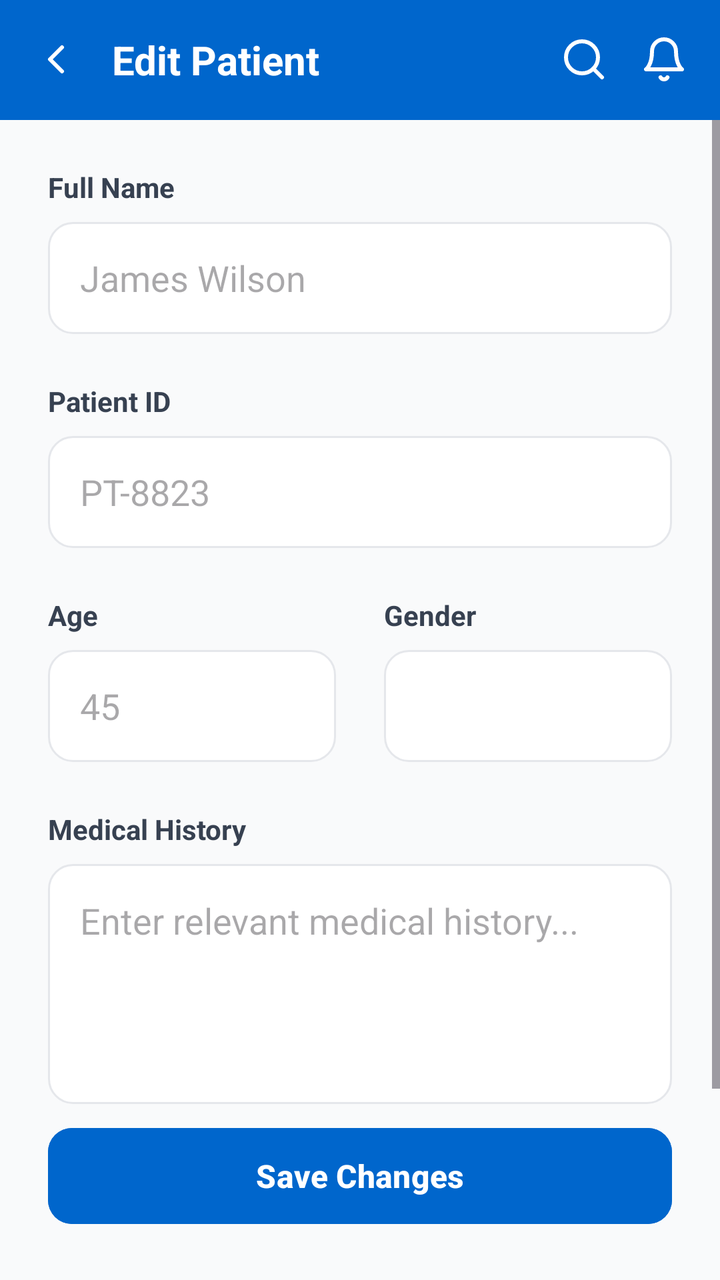
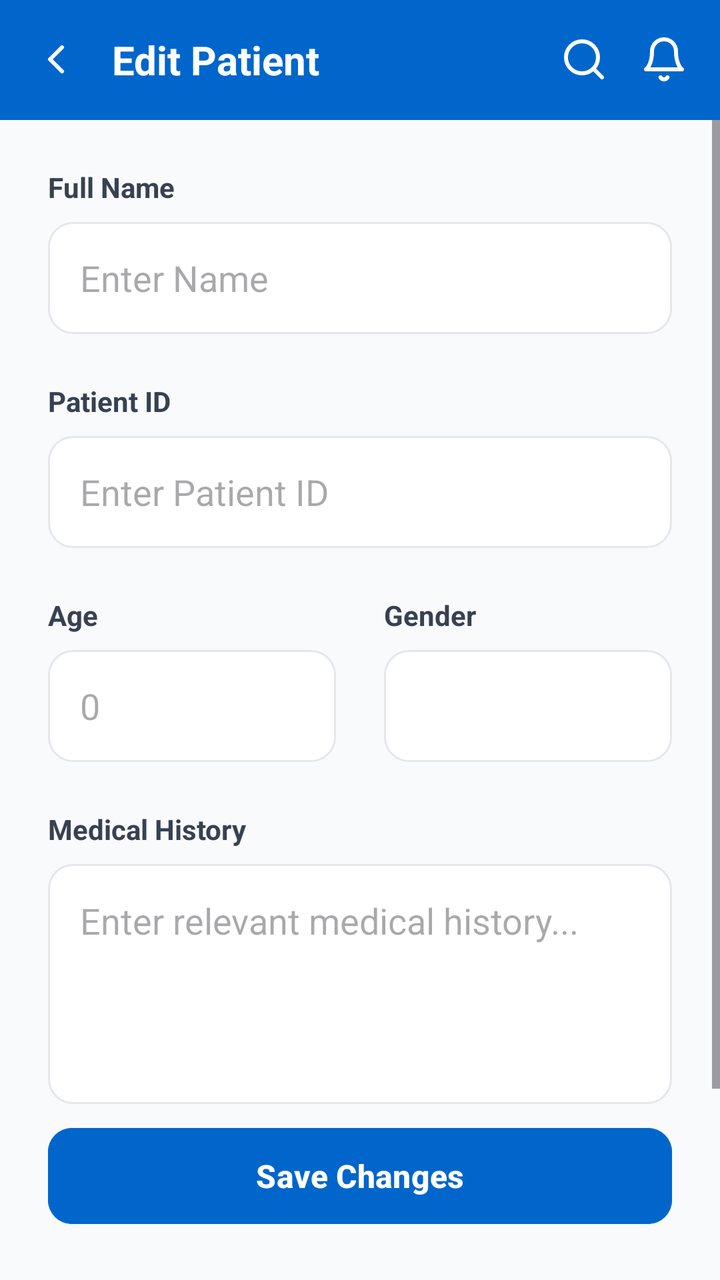

An Android layout rendered at two revisions. The XML below is the earlier revision; the diff shows what the commit changed to produce the second picture.
<!-- AndroidManifest.xml: application theme Theme.Bladder_frontend -->
<!-- res/layout/activity_patient_three.xml -->
<?xml version="1.0" encoding="utf-8"?>
<androidx.constraintlayout.widget.ConstraintLayout xmlns:android="http://schemas.android.com/apk/res/android"
    xmlns:app="http://schemas.android.com/apk/res-auto"
    xmlns:tools="http://schemas.android.com/tools"
    android:layout_width="match_parent"
    android:layout_height="match_parent"
    android:background="#F9FAFB"
    tools:context=".Patient_threeActivity">

    
    <androidx.appcompat.widget.Toolbar
        android:id="@+id/toolbar"
        android:layout_width="match_parent"
        android:layout_height="60dp"
        android:background="#0066CC"
        app:layout_constraintTop_toTopOf="parent">

        <RelativeLayout
            android:layout_width="match_parent"
            android:layout_height="wrap_content"
            android:layout_marginEnd="16dp">

            <ImageView
                android:id="@+id/btn_back"
                android:layout_width="24dp"
                android:layout_height="24dp"
                android:layout_centerVertical="true"
                android:src="@drawable/ic_arrow_back"
                app:tint="#FFFFFF" />

            <TextView
                android:layout_width="wrap_content"
                android:layout_height="wrap_content"
                android:layout_centerVertical="true"
                android:layout_marginStart="16dp"
                android:layout_toEndOf="@id/btn_back"
                android:text="Edit Patient"
                android:textColor="#FFFFFF"
                android:textSize="20sp"
                android:textStyle="bold" />

            <FrameLayout
                android:id="@+id/notification_container"
                android:layout_width="wrap_content"
                android:layout_height="wrap_content"
                android:layout_alignParentEnd="true"
                android:layout_centerVertical="true">

                <ImageView
                    android:id="@+id/notification_icon"
                    android:layout_width="24dp"
                    android:layout_height="24dp"
                    android:src="@drawable/ic_notifications"
                    app:tint="#FFFFFF" />
            </FrameLayout>

            <ImageView
                android:id="@+id/search_icon"
                android:layout_width="24dp"
                android:layout_height="24dp"
                android:layout_centerVertical="true"
                android:layout_marginEnd="16dp"
                android:layout_toStartOf="@+id/notification_container"
                android:src="@drawable/ic_search"
                app:tint="#FFFFFF" />

        </RelativeLayout>
    </androidx.appcompat.widget.Toolbar>

    <ScrollView
        android:layout_width="match_parent"
        android:layout_height="0dp"
        app:layout_constraintBottom_toTopOf="@+id/btn_save"
        app:layout_constraintTop_toBottomOf="@id/toolbar">

        <LinearLayout
            android:layout_width="match_parent"
            android:layout_height="wrap_content"
            android:orientation="vertical"
            android:padding="24dp">

            <TextView
                android:layout_width="wrap_content"
                android:layout_height="wrap_content"
                android:text="Full Name"
                android:textColor="#374151"
                android:textSize="14sp"
                android:textStyle="bold" />

            <EditText
                android:id="@+id/et_name"
                android:layout_width="match_parent"
                android:layout_height="56dp"
                android:layout_marginTop="8dp"
                android:background="@drawable/rounded_white_bg"
                android:hint="James Wilson"
                android:paddingStart="16dp"
                android:paddingEnd="16dp"
                android:textColor="#111827" />

            <TextView
                android:layout_width="wrap_content"
                android:layout_height="wrap_content"
                android:layout_marginTop="24dp"
                android:text="Patient ID"
                android:textColor="#374151"
                android:textSize="14sp"
                android:textStyle="bold" />

            <EditText
                android:id="@+id/et_patient_id"
                android:layout_width="match_parent"
                android:layout_height="56dp"
                android:layout_marginTop="8dp"
                android:background="@drawable/rounded_white_bg"
                android:hint="PT-8823"
                android:paddingStart="16dp"
                android:paddingEnd="16dp"
                android:textColor="#111827" />

            <LinearLayout
                android:layout_width="match_parent"
                android:layout_height="wrap_content"
                android:layout_marginTop="24dp"
                android:orientation="horizontal">

                <LinearLayout
                    android:layout_width="0dp"
                    android:layout_height="wrap_content"
                    android:layout_weight="1"
                    android:layout_marginEnd="12dp"
                    android:orientation="vertical">

                    <TextView
                        android:layout_width="wrap_content"
                        android:layout_height="wrap_content"
                        android:text="Age"
                        android:textColor="#374151"
                        android:textSize="14sp"
                        android:textStyle="bold" />

                    <EditText
                        android:id="@+id/et_age"
                        android:layout_width="match_parent"
                        android:layout_height="56dp"
                        android:layout_marginTop="8dp"
                        android:background="@drawable/rounded_white_bg"
                        android:hint="45"
                        android:inputType="number"
                        android:paddingStart="16dp"
                        android:paddingEnd="16dp"
                        android:textColor="#111827" />
                </LinearLayout>

                <LinearLayout
                    android:layout_width="0dp"
                    android:layout_height="wrap_content"
                    android:layout_weight="1"
                    android:layout_marginStart="12dp"
                    android:orientation="vertical">

                    <TextView
                        android:layout_width="wrap_content"
                        android:layout_height="wrap_content"
                        android:text="Gender"
                        android:textColor="#374151"
                        android:textSize="14sp"
                        android:textStyle="bold" />

                    <Spinner
                        android:id="@+id/spinner_gender"
                        android:layout_width="match_parent"
                        android:layout_height="56dp"
                        android:layout_marginTop="8dp"
                        android:background="@drawable/rounded_white_bg"
                        android:paddingStart="8dp"
                        android:paddingEnd="16dp" />
                </LinearLayout>
            </LinearLayout>

            <TextView
                android:layout_width="wrap_content"
                android:layout_height="wrap_content"
                android:layout_marginTop="24dp"
                android:text="Medical History"
                android:textColor="#374151"
                android:textSize="14sp"
                android:textStyle="bold" />

            <EditText
                android:id="@+id/et_history"
                android:layout_width="match_parent"
                android:layout_height="120dp"
                android:layout_marginTop="8dp"
                android:background="@drawable/rounded_white_bg"
                android:gravity="top"
                android:hint="Enter relevant medical history..."
                android:padding="16dp"
                android:textColor="#111827" />

        </LinearLayout>
    </ScrollView>

    <com.google.android.material.button.MaterialButton
        android:id="@+id/btn_save"
        android:layout_width="match_parent"
        android:layout_height="56dp"
        android:layout_margin="24dp"
        android:backgroundTint="#0066CC"
        android:text="Save Changes"
        android:textAllCaps="false"
        android:textSize="16sp"
        android:textStyle="bold"
        app:cornerRadius="12dp"
        app:layout_constraintBottom_toBottomOf="parent" />

</androidx.constraintlayout.widget.ConstraintLayout>
<!-- resources referenced by this layout -->
<resources>
  <!-- drawable ic_arrow_back (drawable) -->
  <vector xmlns:android="http://schemas.android.com/apk/res/android"
      android:width="24dp"
      android:height="24dp"
      android:viewportWidth="24"
      android:viewportHeight="24">
    <path
        android:pathData="M15,18l-6,-6l6,-6"
        android:strokeLineJoin="round"
        android:strokeWidth="2"
        android:fillColor="#00000000"
        android:strokeColor="#000000"
        android:strokeLineCap="round"/>
  </vector>
  <!-- drawable ic_notifications (drawable) -->
  <vector xmlns:android="http://schemas.android.com/apk/res/android"
      android:width="24dp"
      android:height="24dp"
      android:viewportWidth="24"
      android:viewportHeight="24">
    <path
        android:pathData="M18,8A6,6 0,0 0,6 8c0,7 -3,9 -3,9h18s-3,-2 -3,-9"
        android:strokeLineJoin="round"
        android:strokeWidth="2"
        android:fillColor="#00000000"
        android:strokeColor="@android:color/white"
        android:strokeLineCap="round"/>
    <path
        android:pathData="M13.73,21a2,2 0,0 1,-3.46 0"
        android:strokeLineJoin="round"
        android:strokeWidth="2"
        android:fillColor="#00000000"
        android:strokeColor="@android:color/white"
        android:strokeLineCap="round"/>
  </vector>
  <!-- drawable ic_search (drawable) -->
  <vector xmlns:android="http://schemas.android.com/apk/res/android"
      android:width="24dp"
      android:height="24dp"
      android:viewportWidth="24"
      android:viewportHeight="24">
    <path
        android:pathData="M11,19C15.4183,19 19,15.4183 19,11C19,6.5817 15.4183,3 11,3C6.5817,3 3,6.5817 3,11C3,15.4183 6.5817,19 11,19Z"
        android:strokeLineJoin="round"
        android:strokeWidth="2"
        android:fillColor="#00000000"
        android:strokeColor="@android:color/white"
        android:strokeLineCap="round"/>
    <path
        android:pathData="M21,21L16.65,16.65"
        android:strokeLineJoin="round"
        android:strokeWidth="2"
        android:fillColor="#00000000"
        android:strokeColor="@android:color/white"
        android:strokeLineCap="round"/>
  </vector>
  <!-- drawable rounded_white_bg (drawable) -->
  <?xml version="1.0" encoding="utf-8"?>
  <shape xmlns:android="http://schemas.android.com/apk/res/android">
      <solid android:color="#FFFFFF" />
      <corners android:radius="12dp" />
      <stroke android:width="1dp" android:color="#E5E7EB" />
  </shape>
  <style name="Theme.Bladder_frontend" parent="Base.Theme.Bladder_frontend" />
  <style name="Base.Theme.Bladder_frontend" parent="Theme.Material3.DayNight.NoActionBar">
          
          
      </style>
</resources>

<!-- the commit's change to res/layout/activity_patient_three.xml (unified diff, before → after) -->
@@ -93,7 +93,7 @@
                 android:layout_height="56dp"
                 android:layout_marginTop="8dp"
                 android:background="@drawable/rounded_white_bg"
-                android:hint="James Wilson"
+                android:hint="Enter Name"
                 android:paddingStart="16dp"
                 android:paddingEnd="16dp"
                 android:textColor="#111827" />
@@ -113,7 +113,7 @@
                 android:layout_height="56dp"
                 android:layout_marginTop="8dp"
                 android:background="@drawable/rounded_white_bg"
-                android:hint="PT-8823"
+                android:hint="Enter Patient ID"
                 android:paddingStart="16dp"
                 android:paddingEnd="16dp"
                 android:textColor="#111827" />
@@ -145,7 +145,7 @@
                         android:layout_height="56dp"
                         android:layout_marginTop="8dp"
                         android:background="@drawable/rounded_white_bg"
-                        android:hint="45"
+                        android:hint="0"
                         android:inputType="number"
                         android:paddingStart="16dp"
                         android:paddingEnd="16dp"
<!-- resource entries referenced after the edit -->
@@ -66,7 +66,8 @@
   <style name="Theme.Bladder_frontend" parent="Base.Theme.Bladder_frontend" />
   <style name="Base.Theme.Bladder_frontend" parent="Theme.Material3.DayNight.NoActionBar">
           
-          
+          <item name="colorPrimary">@color/colorPrimary</item>
       </style>
+  <color name="colorPrimary">#0066CC</color>
 </resources>
 
